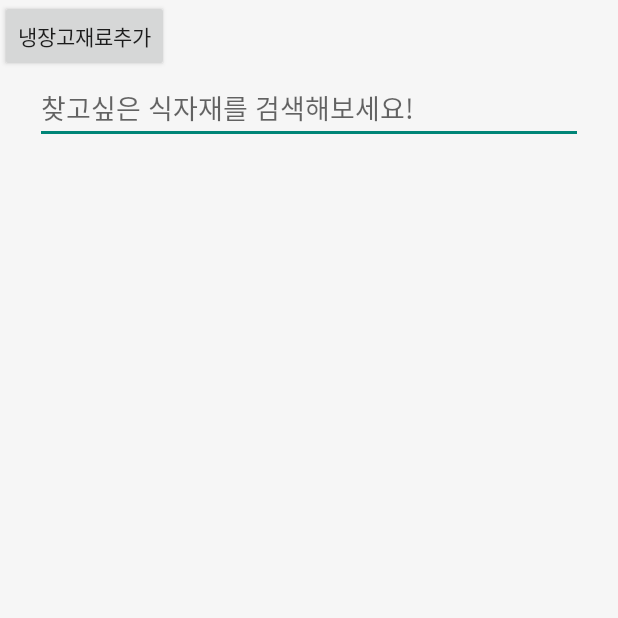
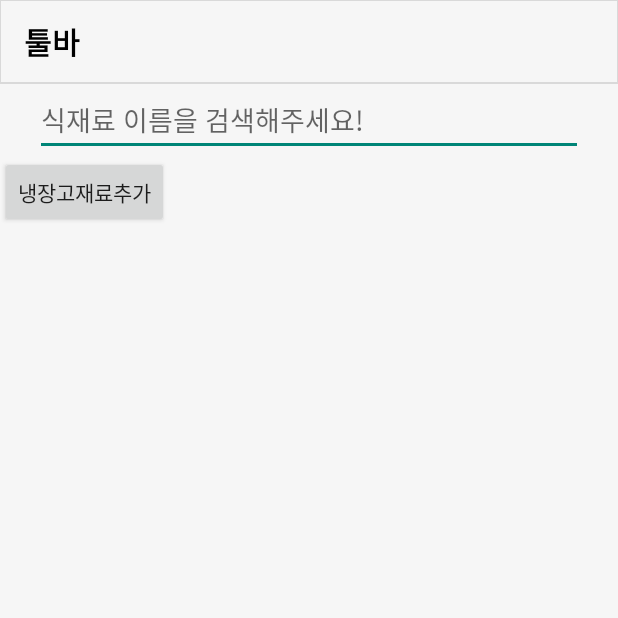
Before and after one commit to himi-i/Eat_us_app, an Android app: the FridgeActivity screen opened directly, with no data from a screen before it, on a phone screen of 412 x 824 dp, the top half of it. Run offline under Robolectric (Android 15) with nearby library versions, the phone set to English and light mode, and no system bars.

Commit message:
[fix] FridgeItem과 RecyclerView 연동되지 않는 오류 해결

```diff
--- a/app/src/main/AndroidManifest.xml
+++ b/app/src/main/AndroidManifest.xml
@@ -10,7 +10,7 @@
         android:label="@string/app_name"
         android:roundIcon="@mipmap/ic_launcher_round"
         android:supportsRtl="true"
-        android:theme="@style/Theme.Eat_us_app"
+        android:theme="@style/Eat_us_app"
         tools:targetApi="31">
         <activity
             android:name=".MainActivity"
@@ -26,7 +26,7 @@
                 android:value="" />
         </activity>
         <activity android:name=".FridgeActivity"
-            android:label = "나의 냉장고"/>
+            android:label = "나의 냉장고" />
         <activity android:name=".AddFridgeActivity"
             android:label = "냉장고 채우기"/>
         <activity android:name=".FreezerActivity"
--- a/app/src/main/java/com/example/eat_us_app/FridgeActivity.java
+++ b/app/src/main/java/com/example/eat_us_app/FridgeActivity.java
@@ -2,67 +2,79 @@ package com.example.eat_us_app;
 
 import android.content.Intent;
 import android.os.Bundle;
+import android.text.Editable;
+import android.text.TextWatcher;
+import android.util.Log;
 import android.view.View;
 import android.widget.Button;
 import android.widget.EditText;
-import android.widget.ImageView;
+import android.widget.SearchView;
 
 import androidx.annotation.Nullable;
 import androidx.appcompat.app.AppCompatActivity;
+import androidx.appcompat.widget.Toolbar;
 import androidx.recyclerview.widget.LinearLayoutManager;
 import androidx.recyclerview.widget.RecyclerView;
 
 import java.util.ArrayList;
-import java.util.Arrays;
+
 
 public class FridgeActivity extends AppCompatActivity {
-    private ArrayList<Item> itemList = new ArrayList<>();
     private RecyclerView fridgeRecyclerView;
     private RecyclerViewAdapter fridgeAdapter;
+    private ArrayList<FridgeItem> fridgeItemList;
     Button addfridge_btn;
+    private static final int ADD_FRIDGE_REQUEST = 1;
 
     @Override
     protected void onCreate(@Nullable Bundle savedInstanceState) {
         super.onCreate(savedInstanceState);
         setContentView(R.layout.fridge_main);
 
+        fridgeItemList = new ArrayList<>();
+        fridgeAdapter = new RecyclerViewAdapter(fridgeItemList);
+
+        fridgeRecyclerView = findViewById(R.id.fridgeRecyclerView);
+        fridgeRecyclerView.setLayoutManager(new LinearLayoutManager(this));
+        fridgeRecyclerView.setAdapter(fridgeAdapter);
+
         addfridge_btn = findViewById(R.id.addfridge_btn);
         addfridge_btn.setOnClickListener(new View.OnClickListener() {
             @Override
             public void onClick(View view) {
                 Intent intent = new Intent(getApplicationContext(), AddFridgeActivity.class);
-                startActivity(intent);
+                startActivityForResult(intent, ADD_FRIDGE_REQUEST);
             }
         });
-        /*
-        recyclerView = findViewById(R.id.recyclerView);
-        recyclerView.setLayoutManager(new LinearLayoutManager(this));
-        adapter = new RecyclerViewAdapter(itemList);
-        recyclerView.setAdapter(adapter);
 
-        EditText editTextName = findViewById(R.id.editTextName);
-        EditText editTextQuantity = findViewById(R.id.editTextQuantity);
-        EditText editTextExpirationDate = findViewById(R.id.editTextExpirationDate);
-        Button buttonSave = findViewById(R.id.buttonSave);
+        EditText searchItem = findViewById(R.id.searchItem);
+        searchItem.addTextChangedListener(new TextWatcher() {
+            @Override
+            public void beforeTextChanged(CharSequence charSequence, int i, int i1, int i2) {
 
-        buttonSave.setOnClickListener(new View.OnClickListener() {
+            }
             @Override
-            public void onClick(View v) {
-                String name = editTextName.getText().toString();
-                int quantity = Integer.parseInt(editTextQuantity.getText().toString());
-                String expirationDate = editTextExpirationDate.getText().toString();
-
-                // Add item to list and notify adapter
-                itemList.add(new Item(name, quantity, expirationDate));
-                adapter.notifyDataSetChanged();
-
-                // Clear input fields
-                editTextName.setText("");
-                editTextQuantity.setText("");
-                editTextExpirationDate.setText("");
+            public void onTextChanged(CharSequence charSequence, int i, int i1, int i2) {
+                if (fridgeAdapter != null) {
+                    fridgeAdapter.filter(charSequence.toString());
+                }
+            }
+            @Override
+            public void afterTextChanged(Editable editable) {
             }
         });
-    } */
+    }
 
+    @Override
+    protected void onActivityResult(int requestCode, int resultCode, Intent data) {
+        super.onActivityResult(requestCode, resultCode, data);
+
+        if (requestCode == ADD_FRIDGE_REQUEST && resultCode == RESULT_OK) {
+            FridgeItem newItem = data.getParcelableExtra("FRIDGE_ITEM");
+            if (newItem != null) {
+                fridgeItemList.add(newItem);
+                fridgeAdapter.notifyDataSetChanged();
+            }
+        }
     }
 }
--- a/app/src/main/res/drawable/layout_categorybtn.xml
+++ b/app/src/main/res/drawable/layout_categorybtn.xml
@@ -2,6 +2,6 @@
 <shape
     xmlns:android="http://schemas.android.com/apk/res/android"
     android:shape = 'rectangle'>
-    <corners android:radius="15dp" />
+    <corners android:radius="12dp" />
     <solid android:color="@color/colorCategoryButton"/>
 </shape>
--- /dev/null
+++ b/app/src/main/res/drawable/layout_toolbar.xml
@@ -0,0 +1,15 @@
+<?xml version="1.0" encoding="utf-8"?>
+<layer-list
+    xmlns:android="http://schemas.android.com/apk/res/android">
+    <item>
+        <shape android:shape="rectangle">
+            <solid android:color="@android:color/transparent" />
+        </shape>
+    </item>
+    <item
+    android:top="-1dp" android:right="-1dp" android:left="-1dp">
+        <shape android:shape="rectangle">
+            <stroke android:color="@color/colorEditText" android:width="1dp" />
+        </shape>
+    </item>
+</layer-list>
--- a/app/src/main/res/layout/fridge_main.xml
+++ b/app/src/main/res/layout/fridge_main.xml
@@ -11,19 +11,21 @@
         android:layout_gravity="center"
         android:orientation = "vertical">
 
-        <Button
-            android:id="@+id/addfridge_btn"
-            android:layout_width="wrap_content"
-            android:layout_height="wrap_content"
-            android:text="@string/addfridge_btn" />
+        <include
+            layout="@layout/toolbar" />
 
         <EditText
             android:id="@+id/searchItem"
             android:layout_width="365dp"
             android:layout_height="wrap_content"
             android:layout_gravity="center"
-            android:hint="찾고싶은 식자재를 검색해보세요!"
-            android:inputType="text" />
+            android:hint="식재료 이름을 검색해주세요!"/>
+
+        <Button
+            android:id="@+id/addfridge_btn"
+            android:layout_width="wrap_content"
+            android:layout_height="wrap_content"
+            android:text="@string/addfridge_btn" />
 
         <androidx.recyclerview.widget.RecyclerView
             android:id="@+id/fridgeRecyclerView"
--- a/app/src/main/res/layout/save_toast_layout.xml
+++ b/app/src/main/res/layout/save_toast_layout.xml
@@ -4,7 +4,6 @@
     android:layout_width="match_parent"
     android:layout_height="match_parent"
     android:layout_gravity="center_vertical">
-
     <LinearLayout
         android:layout_width="match_parent"
         android:layout_height="match_parent"
@@ -48,6 +47,6 @@
         android:text="뒤로 가기"
         android:textColor="@color/white"
         android:background="@drawable/layout_gobackbtn"/>
+
     </LinearLayout>
-
 </RelativeLayout>
--- /dev/null
+++ b/app/src/main/res/layout/toolbar.xml
@@ -0,0 +1,18 @@
+<?xml version="1.0" encoding="utf-8"?>
+<androidx.appcompat.widget.Toolbar
+    xmlns:android="http://schemas.android.com/apk/res/android"
+    android:layout_width="match_parent"
+    android:layout_height="?attr/actionBarSize"
+    android:id="@+id/toolbar"
+    android:background="@drawable/layout_toolbar">
+
+    <TextView
+        android:id="@+id/fridge_toolbar"
+        android:layout_width="wrap_content"
+        android:layout_height="wrap_content"
+        android:text="툴바"
+        android:textSize="20sp"
+        android:textStyle="bold"
+        android:textColor="@color/black"/>
+
+</androidx.appcompat.widget.Toolbar>
--- a/app/src/main/res/values-night/themes.xml
+++ b/app/src/main/res/values-night/themes.xml
@@ -1,6 +1,7 @@
 <resources>
     <!-- Base application theme. -->
-    <style name="Theme.Eat_us_app" parent="Theme.MaterialComponents.Light.NoActionBar">
+    <style name="Eat_us_app"
+        parent="Theme.MaterialComponents.Light.NoActionBar">
         <!-- Primary brand color. -->
         <item name="colorPrimary">@color/purple_200</item>
         <item name="colorPrimaryVariant">@color/purple_700</item>
--- a/app/src/main/res/values/themes.xml
+++ b/app/src/main/res/values/themes.xml
@@ -1,7 +1,7 @@
 <resources>
     <!-- Base application theme. -->
-    <style name="Theme.Eat_us_app"
-        parent="Theme.AppCompat.DayNight.NoActionBar">
+    <style name="Eat_us_app"
+        parent="Theme.AppCompat.Light.NoActionBar">
         <!-- Primary brand color. -->
         <item name="colorPrimary">@color/purple_500</item>
         <item name="colorPrimaryVariant">@color/purple_700</item>
```
Also changed, not shown: app/src/main/java/com/example/eat_us_app/AddFridgeActivity.java (+30 -7 lines), app/src/main/java/com/example/eat_us_app/FridgeItem.java (added, +59 -0 lines), app/src/main/java/com/example/eat_us_app/Item.java (deleted, +0 -20 lines), app/src/main/java/com/example/eat_us_app/RecyclerViewAdapter.java (+28 -11 lines), app/src/main/res/layout/addfridge_main.xml (+13 -9 lines), app/src/main/res/layout/fridge_item.xml (added, +93 -0 lines), app/build.gradle (line endings or trailing spaces).
